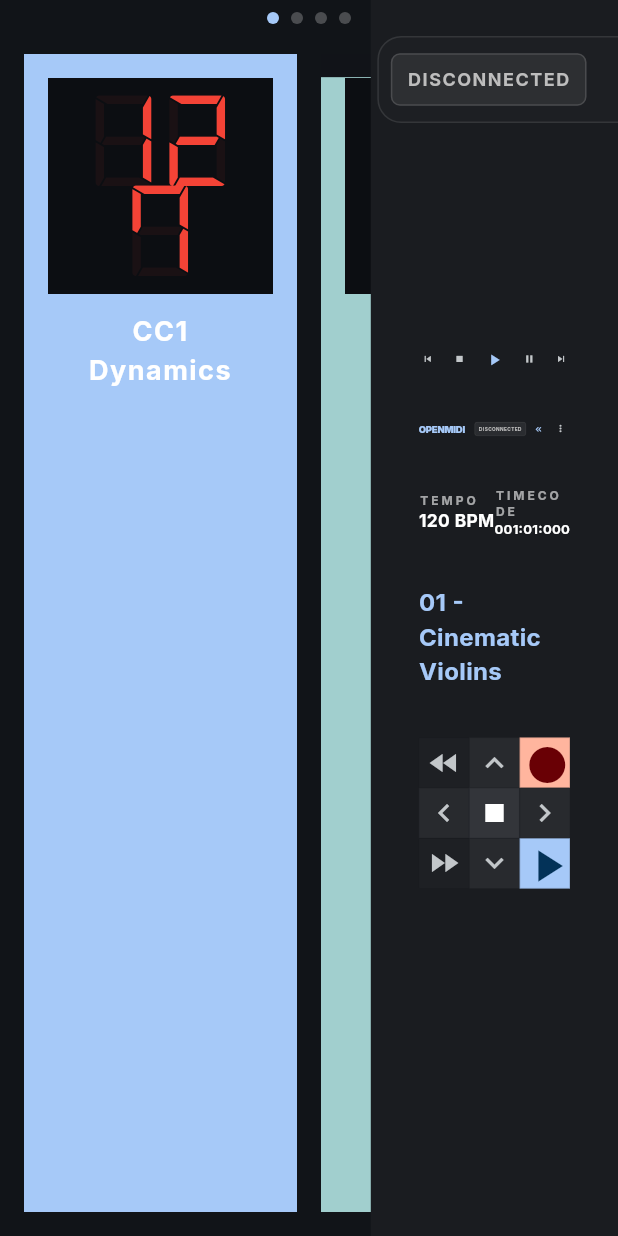
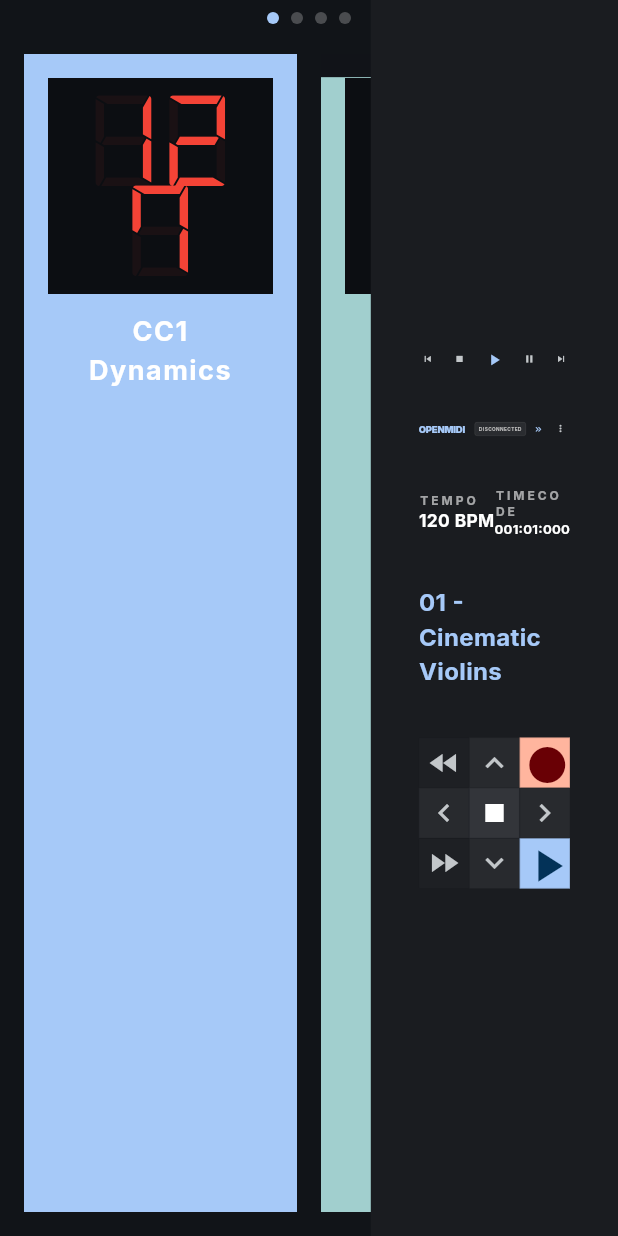
Before and after one commit to PetersDigital/OpenMIDIControl, a Flutter app: the _DesktopLandscapeLayout widget shown alone on an empty page, opened directly, after a tap on the "keyboard double arrow left" icon, on a phone screen of 412 x 824 dp. Run offline on Flutter 3.47's test engine with Material 3 defaults, Android fonts, the phone set to English and light mode, and no system bars; our stand-ins replace flutter_riverpod, package_info_plus, shared_preferences; accounts and stored records are empty; project files that could hold a hidden picture were left out.

Commit message:
fix(ui/landscape): resolve floating overlap, fix icons, and pass state to helpers

```diff
--- a/app/lib/ui/open_midi_screen.dart
+++ b/app/lib/ui/open_midi_screen.dart
@@ -438,7 +438,7 @@ class _MobileLandscapeLayout extends ConsumerWidget {
           child: Visibility(
             visible: isVisible,
             maintainState: true,
-            child: _buildCommandCenter(context, ref),
+            child: _buildCommandCenter(context, ref, faderOnRight),
           ),
         ),
 
@@ -447,15 +447,26 @@ class _MobileLandscapeLayout extends ConsumerWidget {
           duration: const Duration(milliseconds: 300),
           curve: Curves.easeOutCubic,
           top: 12,
-          left: faderOnRight ? (isVisible ? -60 : 12) : null,
-          right: !faderOnRight ? (isVisible ? -60 : 12) : null,
-          child: _buildFloatingControls(context, ref),
+          left: faderOnRight ? (isVisible ? -300 : 12) : null,
+          right: !faderOnRight ? (isVisible ? -300 : 12) : null,
+          child: AnimatedOpacity(
+            opacity: isVisible ? 0.0 : 1.0,
+            duration: const Duration(milliseconds: 200),
+            child: IgnorePointer(
+              ignoring: isVisible,
+              child: _buildFloatingControls(context, ref, faderOnRight),
+            ),
+          ),
         ),
       ],
     );
   }
 
-  Widget _buildFloatingControls(BuildContext context, WidgetRef ref) {
+  Widget _buildFloatingControls(
+    BuildContext context,
+    WidgetRef ref,
+    bool faderOnRight,
+  ) {
     return Container(
       decoration: BoxDecoration(
         color: const Color(0xFF1E2024).withValues(alpha: 0.8),
@@ -471,9 +482,11 @@ class _MobileLandscapeLayout extends ConsumerWidget {
             message: 'Toggle Transport',
             child: IconButton(
               key: const ValueKey('transport_toggle_button_floating'),
-              icon: const Icon(
-                Icons.keyboard_double_arrow_left,
-                color: Color(0xFFA6C9F8),
+              icon: Icon(
+                faderOnRight
+                    ? Icons.keyboard_double_arrow_right
+                    : Icons.keyboard_double_arrow_left,
+                color: const Color(0xFFA6C9F8),
                 size: 20,
               ),
               onPressed: () {
@@ -498,7 +511,11 @@ class _MobileLandscapeLayout extends ConsumerWidget {
     );
   }
 
-  Widget _buildCommandCenter(BuildContext context, WidgetRef ref) {
+  Widget _buildCommandCenter(
+    BuildContext context,
+    WidgetRef ref,
+    bool faderOnRight,
+  ) {
     return Container(
       color: const Color(0xFF1E2024),
       child: Column(
@@ -525,9 +542,11 @@ class _MobileLandscapeLayout extends ConsumerWidget {
                       message: 'Toggle Transport',
                       child: IconButton(
                         key: const ValueKey('transport_toggle_button'),
-                        icon: const Icon(
-                          Icons.play_circle_outline,
-                          color: Color(0xFFC3C7CA),
+                        icon: Icon(
+                          faderOnRight
+                              ? Icons.keyboard_double_arrow_left
+                              : Icons.keyboard_double_arrow_right,
+                          color: const Color(0xFFC3C7CA),
                           size: 20,
                         ),
                         padding: EdgeInsets.zero,
@@ -725,7 +744,7 @@ class _DesktopLandscapeLayout extends ConsumerWidget {
           child: Visibility(
             visible: isVisible,
             maintainState: true,
-            child: _buildCommandCenter(context, ref),
+            child: _buildCommandCenter(context, ref, faderOnRight),
           ),
         ),
 
@@ -734,15 +753,26 @@ class _DesktopLandscapeLayout extends ConsumerWidget {
           duration: const Duration(milliseconds: 300),
           curve: Curves.easeOutCubic,
           top: 24,
-          left: faderOnRight ? (isVisible ? -100 : 24) : null,
-          right: !faderOnRight ? (isVisible ? -100 : 24) : null,
-          child: _buildFloatingControls(context, ref),
+          left: faderOnRight ? (isVisible ? -300 : 24) : null,
+          right: !faderOnRight ? (isVisible ? -300 : 24) : null,
+          child: AnimatedOpacity(
+            opacity: isVisible ? 0.0 : 1.0,
+            duration: const Duration(milliseconds: 200),
+            child: IgnorePointer(
+              ignoring: isVisible,
+              child: _buildFloatingControls(context, ref, faderOnRight),
+            ),
+          ),
         ),
       ],
     );
   }
 
-  Widget _buildFloatingControls(BuildContext context, WidgetRef ref) {
+  Widget _buildFloatingControls(
+    BuildContext context,
+    WidgetRef ref,
+    bool faderOnRight,
+  ) {
     return Container(
       decoration: BoxDecoration(
         color: const Color(0xFF1E2024).withValues(alpha: 0.8),
@@ -759,9 +789,11 @@ class _DesktopLandscapeLayout extends ConsumerWidget {
             message: 'Toggle Transport',
             child: IconButton(
               key: const ValueKey('transport_toggle_button_floating'),
-              icon: const Icon(
-                Icons.keyboard_double_arrow_left,
-                color: Color(0xFFA6C9F8),
+              icon: Icon(
+                faderOnRight
+                    ? Icons.keyboard_double_arrow_right
+                    : Icons.keyboard_double_arrow_left,
+                color: const Color(0xFFA6C9F8),
                 size: 28,
               ),
               onPressed: () =>
@@ -786,7 +818,11 @@ class _DesktopLandscapeLayout extends ConsumerWidget {
     );
   }
 
-  Widget _buildCommandCenter(BuildContext context, WidgetRef ref) {
+  Widget _buildCommandCenter(
+    BuildContext context,
+    WidgetRef ref,
+    bool faderOnRight,
+  ) {
     return Container(
       color: const Color(0xFF1A1C20),
       padding: const EdgeInsets.all(32),
@@ -842,9 +878,11 @@ class _DesktopLandscapeLayout extends ConsumerWidget {
                       message: 'Toggle Transport',
                       child: IconButton(
                         key: const ValueKey('transport_toggle_button_panel'),
-                        icon: const Icon(
-                          Icons.keyboard_double_arrow_left,
-                          color: Color(0xFFA6C9F8),
+                        icon: Icon(
+                          faderOnRight
+                              ? Icons.keyboard_double_arrow_left
+                              : Icons.keyboard_double_arrow_right,
+                          color: const Color(0xFFA6C9F8),
                         ),
                         onPressed: () {
                           ref.read(transportVisibleProvider.notifier).toggle();
```
